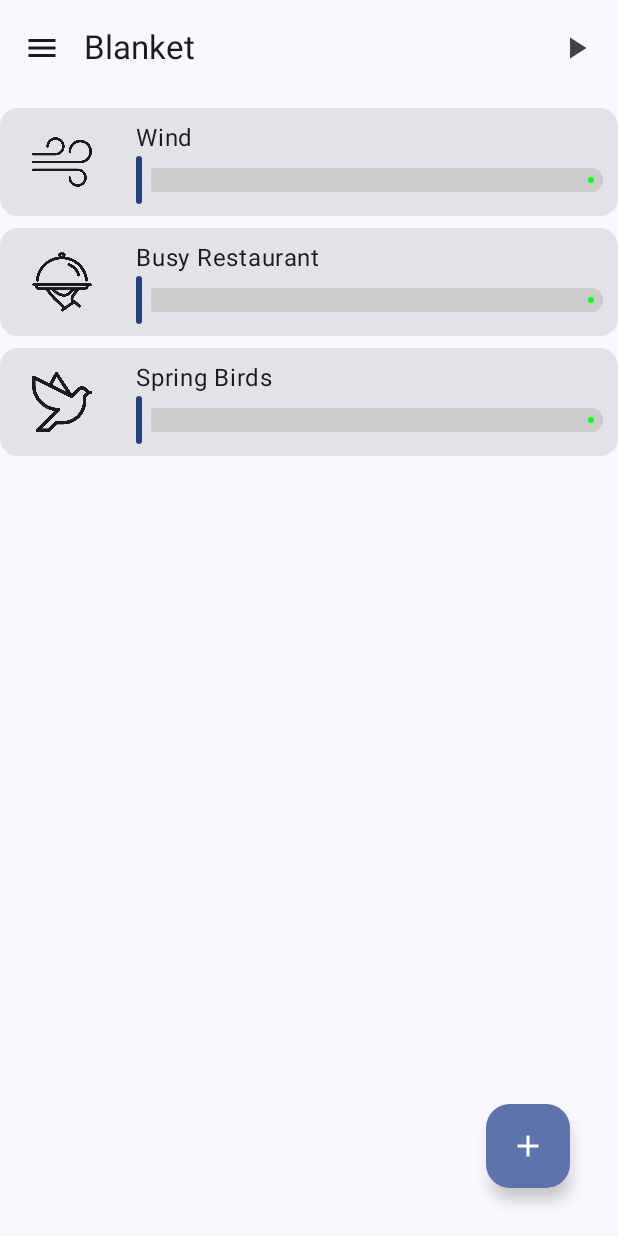
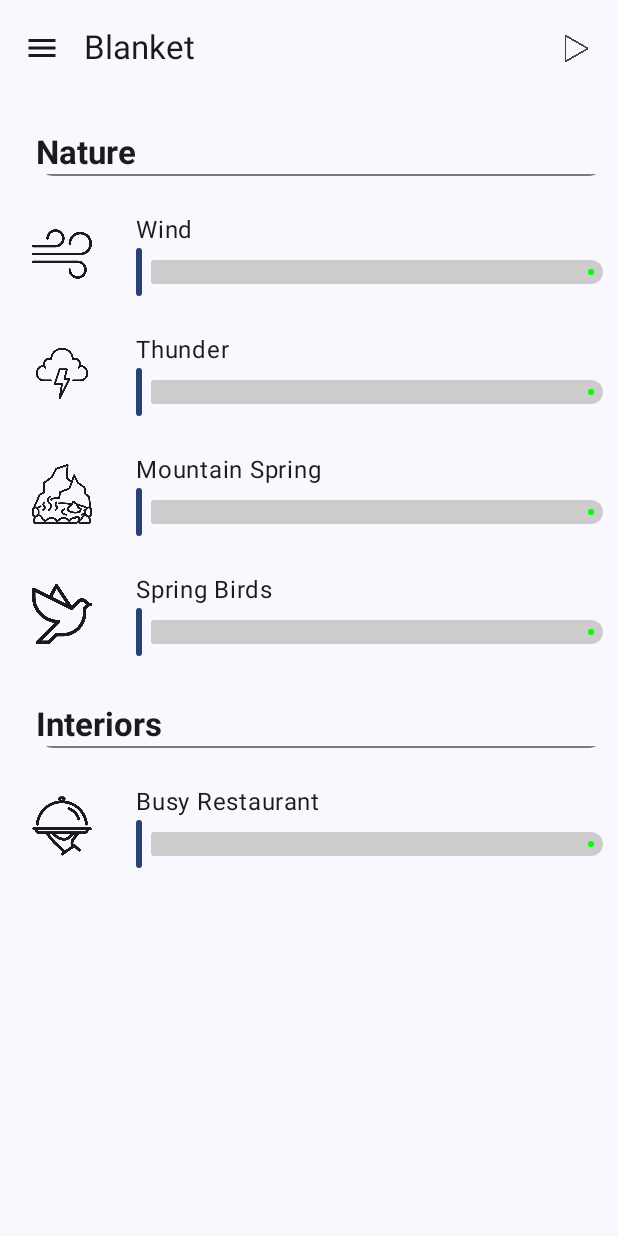
Before and after one commit to itsPronay/Blanket-Mobile, an Android app built with Jetpack Compose: the screen it shows after launch (MainActivity), on a phone screen of 412 x 824 dp. Run offline under Robolectric (Android 15) with nearby library versions, the phone set to English and light mode, and no system bars.

Commit message:
implemented design

```diff
--- /dev/null
+++ b/app/src/main/java/com/pronaycoding/blanket_mobile/BlanketViewModel.kt
@@ -0,0 +1,74 @@
+package com.pronaycoding.blanket_mobile
+
+import androidx.compose.runtime.mutableStateOf
+import androidx.lifecycle.SavedStateHandle
+import androidx.lifecycle.ViewModel
+import androidx.lifecycle.viewmodel.compose.saveable
+
+
+//@HiltViewModel
+class BlanketViewModel(
+    private val savedStateHandle: SavedStateHandle
+) : ViewModel() {
+
+    var setMusicValue by savedStateHandle.saveable { mutableStateOf(true) }
+
+    fun getCardList() : List<CardItems>{
+        return listOf(
+            CardItems.wind,
+            CardItems.thunder,
+            CardItems.mountainSpring,
+            CardItems.springBirds,
+            CardItems.busyRestaurant
+            )
+    }
+
+}
+
+sealed class CardItems(
+    var title : String,
+    var icon : Int,
+    val audioSource : Int,
+    val type : String = "",
+    var isPlaying : Boolean = false,
+){
+    data object wind : CardItems(
+        title = "Wind",
+        icon = R.drawable.wind,
+        audioSource = R.raw.wind_sound,
+        type = "Nature"
+//        isPlaying = false,
+        )
+
+
+    data object springBirds : CardItems(
+        title = "Spring Birds",
+        icon = R.drawable.dove,
+        audioSource = R.raw.springbirds,
+        type = "Nature"
+//        isPlaying = false,
+    )
+    data object mountainSpring : CardItems(
+        title = "Mountain Spring",
+        icon = R.drawable.hot_spring,
+        audioSource = R.raw.mountain_spring,
+        type = "Nature"
+//        isPlaying = false,
+    )
+
+    data object busyRestaurant : CardItems(
+        title = "Busy Restaurant",
+        icon = R.drawable.food_delivery,
+        audioSource = R.raw.busy_restaurant,
+        type = "Interiors"
+//        isPlaying = false,
+    )
+
+    data object thunder : CardItems(
+        title = "Thunder",
+        icon = R.drawable.thunder,
+        audioSource = R.raw.loudthunder,
+        type = "Nature"
+//        isPlaying = false,
+    )
+}
--- a/app/src/main/java/com/pronaycoding/blanket_mobile/MainActivity.kt
+++ b/app/src/main/java/com/pronaycoding/blanket_mobile/MainActivity.kt
@@ -7,18 +7,20 @@ import androidx.compose.foundation.layout.fillMaxSize
 import androidx.compose.material3.MaterialTheme
 import androidx.compose.material3.Surface
 import androidx.compose.ui.Modifier
+import androidx.lifecycle.viewmodel.compose.viewModel
 import com.pronaycoding.blanket_mobile.ui.theme.BlanketmobileTheme
 
 class MainActivity : ComponentActivity() {
     override fun onCreate(savedInstanceState: Bundle?) {
         super.onCreate(savedInstanceState)
-        val viewmodel = Viewmodel()
+
         setContent {
             BlanketmobileTheme {
                 // A surface container using the 'background' color from the theme
                 Surface(
                     modifier = Modifier.fillMaxSize(), color = MaterialTheme.colorScheme.background
                 ) {
+                    val viewmodel : BlanketViewModel = viewModel()
                     MainScreen(
                         cardLists = viewmodel.getCardList()
                     )
--- a/app/src/main/java/com/pronaycoding/blanket_mobile/MainScreen.kt
+++ b/app/src/main/java/com/pronaycoding/blanket_mobile/MainScreen.kt
@@ -1,50 +1,58 @@
 package com.pronaycoding.blanket_mobile
 
-import android.content.Intent
 import android.media.MediaPlayer
-import androidx.activity.compose.rememberLauncherForActivityResult
-import androidx.activity.result.contract.ActivityResultContracts
+import android.widget.Toast
 import androidx.compose.foundation.layout.Column
 import androidx.compose.foundation.layout.Row
 import androidx.compose.foundation.layout.fillMaxSize
 import androidx.compose.foundation.layout.fillMaxWidth
 import androidx.compose.foundation.layout.height
 import androidx.compose.foundation.layout.padding
+import androidx.compose.foundation.layout.size
 import androidx.compose.foundation.lazy.LazyColumn
 import androidx.compose.foundation.lazy.items
 import androidx.compose.material.icons.Icons
-import androidx.compose.material.icons.filled.Add
 import androidx.compose.material.icons.filled.Menu
-import androidx.compose.material.icons.filled.PlayArrow
 import androidx.compose.material3.Card
+import androidx.compose.material3.CardDefaults
+import androidx.compose.material3.Divider
 import androidx.compose.material3.ExperimentalMaterial3Api
-import androidx.compose.material3.FloatingActionButton
 import androidx.compose.material3.Icon
 import androidx.compose.material3.IconButton
+import androidx.compose.material3.MaterialTheme
 import androidx.compose.material3.Scaffold
 import androidx.compose.material3.Slider
 import androidx.compose.material3.SliderDefaults
 import androidx.compose.material3.Text
 import androidx.compose.material3.TopAppBar
 import androidx.compose.runtime.Composable
+import androidx.compose.runtime.LaunchedEffect
 import androidx.compose.runtime.getValue
 import androidx.compose.runtime.mutableFloatStateOf
+import androidx.compose.runtime.mutableIntStateOf
+import androidx.compose.runtime.mutableStateOf
 import androidx.compose.runtime.saveable.rememberSaveable
 import androidx.compose.runtime.setValue
+import androidx.compose.runtime.snapshots.Snapshot.Companion.withMutableSnapshot
 import androidx.compose.ui.Alignment
 import androidx.compose.ui.Modifier
 import androidx.compose.ui.graphics.Color
+import androidx.compose.ui.graphics.painter.Painter
 import androidx.compose.ui.platform.LocalContext
 import androidx.compose.ui.res.painterResource
+import androidx.compose.ui.text.font.FontWeight
 import androidx.compose.ui.unit.dp
-import androidx.core.app.ActivityCompat.startActivityForResult
-
-
+import androidx.lifecycle.ViewModel
+import androidx.lifecycle.viewmodel.compose.viewModel
 @OptIn(ExperimentalMaterial3Api::class)
 @Composable
 fun MainScreen(
-    cardLists: List<CardItems>
+            cardLists: List<CardItems>,
+            viewmodel: BlanketViewModel = viewModel()
 ) {
+
+    var previousType = ""
+
     Scaffold(
         topBar = {
             TopAppBar(title = {
@@ -56,54 +64,84 @@ fun MainScreen(
                     }
                 },
                 actions = {
-                    IconButton(onClick = { /*TODO*/ }) {
-                        Icon(imageVector = Icons.Default.PlayArrow, contentDescription = "")
+                    IconButton(onClick = {
+
+                    }) {
+                        var icon : Painter = painterResource(id = R.drawable.play)
+//                        if (isPlaying){ icon = painterResource(id = R.drawable.pause)}
+                        Icon(
+                            painter = icon,
+                            contentDescription = "",
+                            modifier = Modifier.size(18.dp)
+                        )
                     }
                 })
         }, floatingActionButton = {
-            FloatingActionButton(
-                onClick = {
-
-
-                },
-                modifier = Modifier.padding(16.dp)
-            ) {
-                Icon(
-                    imageVector = Icons.Default.Add,
-                    contentDescription = "",
-                    modifier = Modifier.padding(16.dp)
-                )
-            }
+//            FloatingActionButton(
+//                onClick = {
+//
+//
+//                },
+//                modifier = Modifier.padding(16.dp)
+//            ) {
+//                Icon(
+//                    imageVector = Icons.Default.Add,
+//                    contentDescription = "",
+//                    modifier = Modifier.padding(16.dp)
+//                )
+//            }
         }) {
         LazyColumn(
             modifier = Modifier.padding(it),
         ) {
             items(cardLists) { cardItem ->
-                CardItemsView(cardItem = cardItem)
+
+
+                if (cardItem.type != previousType) {
+                    TypeView(typeText = cardItem.type)
+                    previousType = cardItem.type
+                }
+                CardItemsView(
+                    cardItem = cardItem
+                    )
             }
         }
     }
 }
 
+
+
 @OptIn(ExperimentalMaterial3Api::class)
 @Composable
 fun CardItemsView(
-    cardItem: CardItems
+    cardItem: CardItems,
+    viewmodel: BlanketViewModel = viewModel()
 ) {
+
     val context = LocalContext.current
     val audio: MediaPlayer = MediaPlayer.create(context, cardItem.audioSource)
-
     var audioSlider by rememberSaveable {
         mutableFloatStateOf(0f)
+    }
+
+    var color = MaterialTheme.colorScheme.background
+    if (audio.isPlaying) {
+        color = MaterialTheme.colorScheme.onBackground
     }
 
     Column(
         modifier = Modifier.fillMaxSize(), horizontalAlignment = Alignment.CenterHorizontally
     ) {
-        Card(modifier = Modifier
-            .fillMaxWidth()
-            .height(80.dp)
-            .padding(top = 8.dp), onClick = {}) {
+        Card(
+            modifier = Modifier
+                .fillMaxWidth()
+                .height(80.dp)
+                .padding(top = 8.dp),
+            colors = CardDefaults.cardColors(
+                containerColor = color
+            )
+
+        ) {
             Row(
                 modifier = Modifier.fillMaxWidth()
             ) {
@@ -124,10 +162,11 @@ fun CardItemsView(
                         colors = SliderDefaults.colors(
                             activeTrackColor = Color.Green, inactiveTrackColor = Color.LightGray
                         ), value = audioSlider, onValueChange = {
-                            if (audioSlider != 0F) {
+                            audioSlider = it
+                            if (audioSlider != 0F ) {
                                 audio.start()
+                                cardItem.isPlaying = true
                             }
-                            audioSlider = it
                             audio.setVolume(
                                 audioSlider, audioSlider
                             ) // Set volume for left and right channels
@@ -138,3 +177,29 @@ fun CardItemsView(
         }
     }
 }
+
+@Composable
+//@Preview (showBackground = true)
+fun TypeView(
+    modifier: Modifier = Modifier,
+    typeText: String,
+) {
+    Card(
+        modifier = Modifier
+            .fillMaxWidth()
+            .padding(top = 16.dp, start = 16.dp)
+            .padding(8.dp),
+
+        colors = CardDefaults.cardColors(
+            containerColor = MaterialTheme.colorScheme.background
+        )
+    ) {
+        Text(
+            text = typeText,
+            style = MaterialTheme.typography.titleLarge,
+            fontWeight = FontWeight.Bold,
+//            fontFamily = FontFamily.Monospace
+        )
+        Divider()
+    }
+}
--- a/app/src/main/java/com/pronaycoding/blanket_mobile/Viewmodel.kt
+++ /dev/null
@@ -1,44 +0,0 @@
-package com.pronaycoding.blanket_mobile
-
-import androidx.lifecycle.ViewModel
-
-class Viewmodel: ViewModel() {
-    fun getCardList() : List<CardItems>{
-        return listOf(
-            CardItems.wind,
-            CardItems.busyRestaurant,
-            CardItems.springBirds
-        )
-    }
-
-}
-
-sealed class CardItems(
-    var title : String,
-    var icon : Int,
-    val audioSource : Int,
-    var isPlaying : Boolean = false,
-){
-    data object wind : CardItems(
-        title = "Wind",
-        icon = R.drawable.wind,
-        audioSource = R.raw.wind_sound,
-        isPlaying = false,
-        )
-    data object busyRestaurant : CardItems(
-        title = "Busy Restaurant",
-        icon = R.drawable.food_delivery,
-        audioSource = R.raw.busy_restaurant,
-        isPlaying = false,
-    )
-    data object springBirds : CardItems(
-        title = "Spring Birds",
-        icon = R.drawable.dove,
-        audioSource = R.raw.springbirds,
-        isPlaying = false,
-    )
-
-
-
-
-}
--- a/build.gradle.kts
+++ b/build.gradle.kts
@@ -2,4 +2,7 @@
 plugins {
     alias(libs.plugins.androidApplication) apply false
     alias(libs.plugins.jetbrainsKotlinAndroid) apply false
+
+    //hilt
+//    id("com.google.dagger.hilt.android") version "2.44" apply false
 }
```
Also changed, not shown: app/build.gradle.kts (+11 -0 lines), app/src/main/res/drawable-nodpi/hot_spring.png (added), app/src/main/res/drawable-nodpi/pause.png (added), app/src/main/res/drawable-nodpi/play.png (added), app/src/main/res/drawable-nodpi/thunder.png (added), 2 other files.
